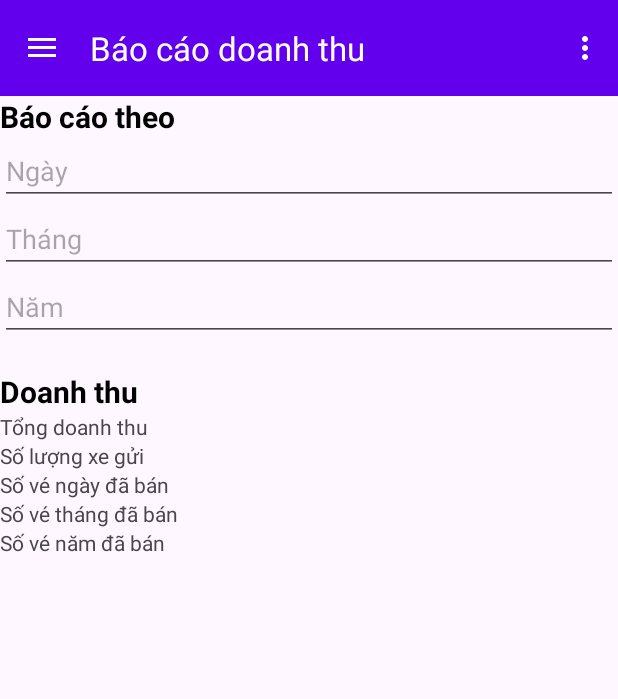
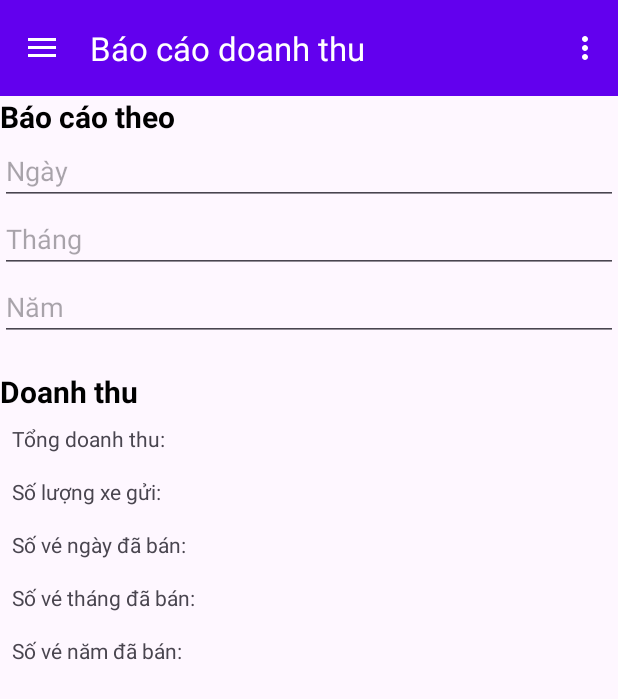
Before and after one commit to nguyennhatminh230801/Android_G3_QuanLyGuiXe, an Android app: the screen it shows after launch (MainActivity), after a tap on "Báo cáo doanh thu", on a phone screen of 412 x 824 dp. Shown: the top 699 px of the screen. Run offline under Robolectric (Android 15) with nearby library versions, the phone set to English and light mode, and no system bars; our stand-ins replace Dagger/Hilt's generated code, navigation-ui.

```diff
--- a/app/src/main/res/layout/fragment_report_detail.xml
+++ b/app/src/main/res/layout/fragment_report_detail.xml
@@ -13,6 +13,7 @@
         android:layout_width="match_parent"
         android:layout_height="match_parent"
         android:orientation="vertical">
+
 
         <!-- Phần 1: Chọn thời gian -->
         <LinearLayout
@@ -69,39 +70,113 @@
                 android:textStyle="bold" />
 
             <!-- Đầu mục tổng doanh thu -->
+            <!-- Phần 2: Các đầu mục -->
+            <LinearLayout
+                android:layout_width="match_parent"
+                android:layout_height="wrap_content"
+                android:orientation="vertical">
+
+                <!-- Đầu mục tổng doanh thu -->
+                <LinearLayout
+                    android:layout_width="match_parent"
+                    android:layout_height="wrap_content"
+
+                    android:orientation="horizontal"
+                    android:padding="8dp">
+
+                    <TextView
+                        android:id="@+id/textViewTotalRevenueTitle"
+                        android:layout_width="wrap_content"
+                        android:layout_height="wrap_content"
+                        android:text="Tổng doanh thu: " />
+
                     <TextView
                         android:id="@+id/textViewTotalRevenue"
+                        android:layout_width="wrap_content"
+                        android:layout_height="wrap_content" />
+                </LinearLayout>
+
+                <!-- Đầu mục số lượng xe gửi -->
+                <LinearLayout
                     android:layout_width="match_parent"
                     android:layout_height="wrap_content"
-                android:text="Tổng doanh thu" />
 
-            <!-- Đầu mục số lượng xe gửi -->
+                    android:orientation="horizontal"
+                    android:padding="8dp">
+
+                    <TextView
+                        android:id="@+id/textViewTotalVehiclesTitle"
+                        android:layout_width="wrap_content"
+                        android:layout_height="wrap_content"
+                        android:text="Số lượng xe gửi: " />
+
                     <TextView
                         android:id="@+id/textViewTotalVehicles"
+                        android:layout_width="wrap_content"
+                        android:layout_height="wrap_content" />
+                </LinearLayout>
+
+                <!-- Đầu mục số vé ngày đã bán -->
+                <LinearLayout
                     android:layout_width="match_parent"
                     android:layout_height="wrap_content"
-                android:text="Số lượng xe gửi" />
 
-            <!-- Đầu mục số vé ngày đã bán -->
+                    android:orientation="horizontal"
+                    android:padding="8dp">
+
+                    <TextView
+                        android:id="@+id/textViewDailyTicketsSoldTitle"
+                        android:layout_width="wrap_content"
+                        android:layout_height="wrap_content"
+                        android:text="Số vé ngày đã bán: " />
+
                     <TextView
                         android:id="@+id/textViewDailyTicketsSold"
+                        android:layout_width="wrap_content"
+                        android:layout_height="wrap_content" />
+                </LinearLayout>
+
+                <!-- Đầu mục số vé tháng đã bán -->
+                <LinearLayout
                     android:layout_width="match_parent"
                     android:layout_height="wrap_content"
-                android:text="Số vé ngày đã bán" />
 
-            <!-- Đầu mục số vé tháng đã bán -->
+                    android:orientation="horizontal"
+                    android:padding="8dp">
+
+                    <TextView
+                        android:id="@+id/textViewMonthlyTicketsSoldTitle"
+                        android:layout_width="wrap_content"
+                        android:layout_height="wrap_content"
+                        android:text="Số vé tháng đã bán: " />
+
                     <TextView
                         android:id="@+id/textViewMonthlyTicketsSold"
+                        android:layout_width="wrap_content"
+                        android:layout_height="wrap_content" />
+                </LinearLayout>
+
+                <!-- Đầu mục số vé năm đã bán -->
+                <LinearLayout
                     android:layout_width="match_parent"
                     android:layout_height="wrap_content"
-                android:text="Số vé tháng đã bán" />
 
-            <!-- Đầu mục số vé năm đã bán -->
+                    android:orientation="horizontal"
+                    android:padding="8dp">
+
+                    <TextView
+                        android:id="@+id/textViewYearlyTicketsSoldTitle"
+                        android:layout_width="wrap_content"
+                        android:layout_height="wrap_content"
+                        android:text="Số vé năm đã bán: " />
+
                     <TextView
                         android:id="@+id/textViewYearlyTicketsSold"
-                android:layout_width="match_parent"
-                android:layout_height="wrap_content"
-                android:text="Số vé năm đã bán" />
+                        android:layout_width="wrap_content"
+                        android:layout_height="wrap_content" />
+                </LinearLayout>
+            </LinearLayout>
+
         </LinearLayout>
 
     </LinearLayout>
```
Lines whose indentation alone changed are shown as unchanged.
